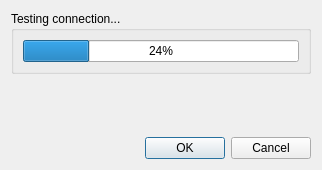
Qt form client/libclient/src/ui/dialogs/connection_testing_dialog.ui (networkoptix/nx_open) before a commit.
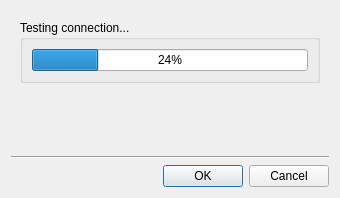
The same form after that commit.

Commit message:
VMS-2217: Fixed separator lines in many dialogs
<==== Mercurial data ====>
Branch: dev_3.0.0_gui

```diff
--- a/client/libclient/src/ui/dialogs/connection_testing_dialog.ui
+++ b/client/libclient/src/ui/dialogs/connection_testing_dialog.ui
@@ -6,8 +6,8 @@
    <rect>
     <x>0</x>
     <y>0</y>
-    <width>328</width>
-    <height>181</height>
+    <width>336</width>
+    <height>198</height>
    </rect>
   </property>
   <property name="sizePolicy">
@@ -20,9 +20,9 @@
    <string>Connection Test</string>
   </property>
   <layout class="QVBoxLayout" name="verticalLayout_2">
-   <property name="sizeConstraint">
-    <enum>QLayout::SetFixedSize</enum>
-   </property>
+   <item>
+    <widget class="QWidget" name="widget" native="true">
+     <layout class="QVBoxLayout" name="verticalLayout_3">
    <item>
     <widget class="QGroupBox" name="groupBox">
      <property name="minimumSize">
@@ -67,6 +67,16 @@
      </property>
      <property name="margin">
       <number>6</number>
+        </property>
+       </widget>
+      </item>
+     </layout>
+    </widget>
+   </item>
+   <item>
+    <widget class="Line" name="line">
+     <property name="orientation">
+      <enum>Qt::Horizontal</enum>
      </property>
     </widget>
    </item>
```
Lines whose indentation alone changed are shown as unchanged. The commit also changes 30 other files.
